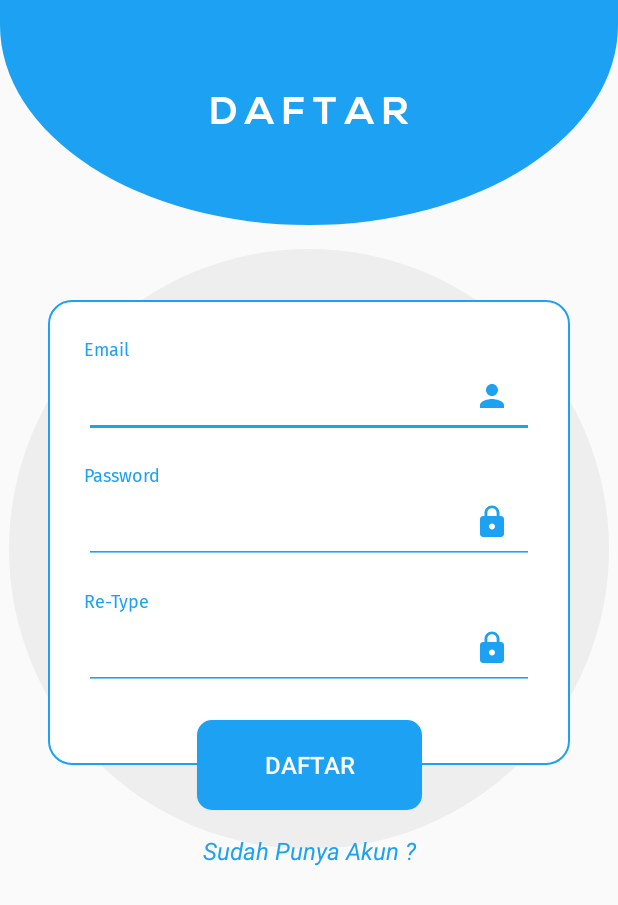
After one commit to maulanarasoky/Dr-Tech, an Android app: the Register screen opened directly, with no data from a screen before it, on a phone screen of 412 x 824 dp. The commit adds this screen. Shown: the top 905 px of the screen. Run offline under Robolectric (Android 15) with nearby library versions, the phone set to English and light mode, and no system bars.

Commit message:
Designing Login and Register Layouts

```diff
--- a/app/build.gradle
+++ b/app/build.gradle
@@ -43,6 +43,9 @@ dependencies {
     implementation 'com.github.f0ris.sweetalert:library:1.5.1'
     implementation 'com.github.bumptech.glide:glide:4.9.0'
 
+    // Appcompat-v7 (hanya Anko Commons)
+    implementation "org.jetbrains.anko:anko-appcompat-v7-commons:$anko_version"
+
     implementation 'com.google.firebase:firebase-database:19.2.1'
     testImplementation 'junit:junit:4.12'
     androidTestImplementation 'androidx.test.ext:junit:1.1.1'
--- a/app/src/main/AndroidManifest.xml
+++ b/app/src/main/AndroidManifest.xml
@@ -1,5 +1,6 @@
 <?xml version="1.0" encoding="utf-8"?>
 <manifest xmlns:android="http://schemas.android.com/apk/res/android"
+    xmlns:tools="http://schemas.android.com/tools"
     package="com.example.drtech">
 
     <uses-permission android:name="android.permission.INTERNET" />
@@ -12,6 +13,8 @@
         android:supportsRtl="true"
         android:theme="@style/AppTheme.FullScreen"
         tools:replace="android:icon">
+        <activity android:name=".activity.Register"></activity>
+        <activity android:name=".activity.Login" />
         <activity android:name=".activity.MainActivity">
             <intent-filter>
                 <action android:name="android.intent.action.MAIN" />
--- a/app/src/main/java/com/example/drtech/activity/MainActivity.kt
+++ b/app/src/main/java/com/example/drtech/activity/MainActivity.kt
@@ -10,6 +10,7 @@ import com.example.drtech.fragment.AddForum
 import com.example.drtech.fragment.Home
 import com.example.drtech.fragment.Profile
 import kotlinx.android.synthetic.main.activity_main.*
+import org.jetbrains.anko.startActivity
 
 class MainActivity : AppCompatActivity() {
 
@@ -39,7 +40,8 @@ class MainActivity : AppCompatActivity() {
 
         profile.setOnClickListener {
             checkColor(profile)
-            loadProfileFragment()
+//            loadProfileFragment()
+            startActivity<Login>()
             profileState = true
         }
     }
--- /dev/null
+++ b/app/src/main/java/com/example/drtech/activity/Register.kt
@@ -0,0 +1,13 @@
+package com.example.drtech.activity
+
+import androidx.appcompat.app.AppCompatActivity
+import android.os.Bundle
+import com.example.drtech.R
+
+class Register : AppCompatActivity() {
+
+    override fun onCreate(savedInstanceState: Bundle?) {
+        super.onCreate(savedInstanceState)
+        setContentView(R.layout.activity_register)
+    }
+}
--- a/app/src/main/java/com/example/drtech/fragment/Home.kt
+++ b/app/src/main/java/com/example/drtech/fragment/Home.kt
@@ -7,6 +7,7 @@ import androidx.fragment.app.Fragment
 import android.view.LayoutInflater
 import android.view.View
 import android.view.ViewGroup
+import androidx.recyclerview.widget.DividerItemDecoration
 import androidx.recyclerview.widget.LinearLayoutManager
 import androidx.recyclerview.widget.RecyclerView
 
@@ -103,6 +104,7 @@ class Home : Fragment(), MyAsyncCallback {
 
         val layoutManager: RecyclerView.LayoutManager = LinearLayoutManager(context)
         forumRecyclerView.layoutManager = layoutManager
+        forumRecyclerView.addItemDecoration(DividerItemDecoration(forumRecyclerView.context, DividerItemDecoration.VERTICAL))
         forumRecyclerView.adapter = adapter
     }
 
--- a/app/src/main/res/drawable/background_add_forum.xml
+++ b/app/src/main/res/drawable/background_add_forum.xml
@@ -8,7 +8,7 @@
 
             <stroke
                 android:width="0.5dp"
-                android:color="#000" />
+                android:color="@color/twitterColour" />
 
             <corners android:radius="15dp" />
 
--- /dev/null
+++ b/app/src/main/res/drawable/background_button_login_register.xml
@@ -0,0 +1,9 @@
+<?xml version="1.0" encoding="utf-8"?>
+<shape xmlns:android="http://schemas.android.com/apk/res/android"
+    android:shape="rectangle">
+
+    <solid android:color="@color/twitterColour" />
+
+    <corners android:radius="10dp" />
+
+</shape>
--- /dev/null
+++ b/app/src/main/res/drawable/gray_circle.xml
@@ -0,0 +1,10 @@
+<?xml version="1.0" encoding="utf-8"?>
+<shape xmlns:android="http://schemas.android.com/apk/res/android"
+    android:shape="oval">
+
+    <solid android:color="#14666666" />
+
+    <size
+        android:width="120dp"
+        android:height="120dp" />
+</shape>
--- /dev/null
+++ b/app/src/main/res/drawable/ic_action_bar.xml
@@ -0,0 +1,9 @@
+<vector xmlns:android="http://schemas.android.com/apk/res/android"
+    android:width="1920dp"
+    android:height="1080dp"
+    android:viewportWidth="1920"
+    android:viewportHeight="1080">
+  <path
+      android:pathData="M0,0H1920a0,0 0,0 1,0 0V120a960,960 0,0 1,-960 960h0A960,960 0,0 1,0 120V0A0,0 0,0 1,0 0Z"
+      android:fillColor="#1da1f2"/>
+</vector>
--- /dev/null
+++ b/app/src/main/res/drawable/ic_add_white.xml
@@ -0,0 +1,5 @@
+<vector android:height="24dp" android:tint="#FFFFFF"
+    android:viewportHeight="24.0" android:viewportWidth="24.0"
+    android:width="24dp" xmlns:android="http://schemas.android.com/apk/res/android">
+    <path android:fillColor="#FF000000" android:pathData="M19,13h-6v6h-2v-6H5v-2h6V5h2v6h6v2z"/>
+</vector>
--- /dev/null
+++ b/app/src/main/res/drawable/ic_lock_blue.xml
@@ -0,0 +1,5 @@
+<vector android:height="24dp" android:tint="#1DA1F2"
+    android:viewportHeight="24.0" android:viewportWidth="24.0"
+    android:width="24dp" xmlns:android="http://schemas.android.com/apk/res/android">
+    <path android:fillColor="#FF000000" android:pathData="M18,8h-1L17,6c0,-2.76 -2.24,-5 -5,-5S7,3.24 7,6v2L6,8c-1.1,0 -2,0.9 -2,2v10c0,1.1 0.9,2 2,2h12c1.1,0 2,-0.9 2,-2L20,10c0,-1.1 -0.9,-2 -2,-2zM12,17c-1.1,0 -2,-0.9 -2,-2s0.9,-2 2,-2 2,0.9 2,2 -0.9,2 -2,2zM15.1,8L8.9,8L8.9,6c0,-1.71 1.39,-3.1 3.1,-3.1 1.71,0 3.1,1.39 3.1,3.1v2z"/>
+</vector>
--- /dev/null
+++ b/app/src/main/res/drawable/ic_person_blue.xml
@@ -0,0 +1,5 @@
+<vector android:height="24dp" android:tint="#1DA1F2"
+    android:viewportHeight="24.0" android:viewportWidth="24.0"
+    android:width="24dp" xmlns:android="http://schemas.android.com/apk/res/android">
+    <path android:fillColor="#FF000000" android:pathData="M12,12c2.21,0 4,-1.79 4,-4s-1.79,-4 -4,-4 -4,1.79 -4,4 1.79,4 4,4zM12,14c-2.67,0 -8,1.34 -8,4v2h16v-2c0,-2.66 -5.33,-4 -8,-4z"/>
+</vector>
--- /dev/null
+++ b/app/src/main/res/layout/activity_register.xml
@@ -0,0 +1,154 @@
+<?xml version="1.0" encoding="utf-8"?>
+<androidx.constraintlayout.widget.ConstraintLayout xmlns:android="http://schemas.android.com/apk/res/android"
+    xmlns:app="http://schemas.android.com/apk/res-auto"
+    xmlns:tools="http://schemas.android.com/tools"
+    android:layout_width="match_parent"
+    android:layout_height="match_parent"
+    tools:context=".activity.Register">
+
+    <androidx.appcompat.widget.Toolbar
+        app:layout_constraintTop_toTopOf="parent"
+        app:layout_constraintStart_toStartOf="parent"
+        android:id="@+id/toolBar"
+        android:layout_width="match_parent"
+        android:background="@drawable/ic_action_bar"
+        android:layout_height="150dp" />
+
+    <TextView
+        android:layout_width="wrap_content"
+        android:layout_height="wrap_content"
+        android:layout_margin="20dp"
+        app:layout_constraintTop_toTopOf="@id/toolBar"
+        app:layout_constraintStart_toStartOf="@id/toolBar"
+        app:layout_constraintEnd_toEndOf="@id/toolBar"
+        app:layout_constraintBottom_toBottomOf="@id/toolBar"
+        android:text="D A F T A R"
+        android:fontFamily="@font/nexabold"
+        android:textColor="@android:color/white"
+        android:textSize="26sp" />
+
+    <View
+        android:layout_width="400dp"
+        android:layout_height="400dp"
+        app:layout_constraintTop_toBottomOf="@id/toolBar"
+        android:layout_marginTop="@dimen/activity_vertical_margin"
+        app:layout_constraintStart_toStartOf="parent"
+        app:layout_constraintEnd_toEndOf="parent"
+        android:background="@drawable/gray_circle" />
+
+    <LinearLayout
+        android:id="@+id/linear1"
+        android:layout_width="match_parent"
+        android:layout_height="wrap_content"
+        app:layout_constraintTop_toBottomOf="@id/toolBar"
+        app:layout_constraintStart_toStartOf="parent"
+        app:layout_constraintEnd_toEndOf="parent"
+        android:layout_marginStart="32dp"
+        android:layout_marginEnd="32dp"
+        android:layout_marginTop="50dp"
+        android:background="@drawable/background_button_submit"
+        android:paddingStart="24dp"
+        android:paddingEnd="24dp"
+        android:paddingTop="24dp"
+        android:paddingBottom="50dp"
+        android:orientation="vertical">
+
+        <TextView
+            android:layout_width="wrap_content"
+            android:layout_height="wrap_content"
+            android:text="Email"
+            android:fontFamily="@font/firasans"
+            android:textColor="@color/twitterColour"
+            android:textSize="12sp" />
+
+
+        <EditText
+            android:id="@+id/email"
+            android:layout_width="match_parent"
+            android:layout_height="wrap_content"
+            android:fontFamily="@font/firasans"
+            android:inputType="textEmailAddress"
+            android:backgroundTint="@color/twitterColour"
+            android:textColor="@android:color/black"
+            android:textSize="16sp"
+            android:paddingStart="8dp"
+            android:paddingEnd="@dimen/activity_horizontal_margin"
+            android:drawableEnd="@drawable/ic_person_blue"
+            android:paddingBottom="@dimen/activity_vertical_margin"
+            android:layout_marginBottom="@dimen/activity_vertical_margin" />
+
+        <TextView
+            android:layout_width="wrap_content"
+            android:layout_height="wrap_content"
+            android:text="Password"
+            android:fontFamily="@font/firasans"
+            android:textColor="@color/twitterColour"
+            android:textSize="12sp" />
+
+
+        <EditText
+            android:id="@+id/password"
+            android:layout_width="match_parent"
+            android:layout_height="wrap_content"
+            android:fontFamily="@font/firasans"
+            android:inputType="textPassword"
+            android:textColor="@android:color/black"
+            android:backgroundTint="@color/twitterColour"
+            android:paddingStart="8dp"
+            android:paddingEnd="@dimen/activity_horizontal_margin"
+            android:paddingBottom="@dimen/activity_vertical_margin"
+            android:drawableEnd="@drawable/ic_lock_blue"
+            android:layout_marginBottom="@dimen/activity_vertical_margin"
+            android:textSize="16sp" />
+
+        <TextView
+            android:layout_width="wrap_content"
+            android:layout_height="wrap_content"
+            android:text="Re-Type"
+            android:fontFamily="@font/firasans"
+            android:textColor="@color/twitterColour"
+            android:textSize="12sp" />
+
+
+        <EditText
+            android:id="@+id/reTypePass"
+            android:layout_width="match_parent"
+            android:layout_height="wrap_content"
+            android:fontFamily="@font/firasans"
+            android:inputType="textPassword"
+            android:textColor="@android:color/black"
+            android:paddingStart="8dp"
+            android:backgroundTint="@color/twitterColour"
+            android:paddingEnd="@dimen/activity_horizontal_margin"
+            android:paddingBottom="@dimen/activity_vertical_margin"
+            android:drawableEnd="@drawable/ic_lock_blue"
+            android:textSize="16sp" />
+    </LinearLayout>
+
+    <Button
+        android:id="@+id/btnRegister"
+        android:layout_width="150dp"
+        android:layout_height="60dp"
+        app:layout_constraintTop_toBottomOf="@id/linear1"
+        app:layout_constraintStart_toStartOf="@id/linear1"
+        app:layout_constraintEnd_toEndOf="@id/linear1"
+        app:layout_constraintBottom_toBottomOf="@id/linear1"
+        android:background="@drawable/background_button_login_register"
+        android:textColor="@android:color/white"
+        android:textSize="16sp"
+        android:text="Daftar" />
+
+    <TextView
+        android:id="@+id/haveAccount"
+        android:layout_width="wrap_content"
+        android:layout_height="wrap_content"
+        app:layout_constraintStart_toStartOf="@id/btnRegister"
+        app:layout_constraintTop_toBottomOf="@id/btnRegister"
+        app:layout_constraintEnd_toEndOf="@id/btnRegister"
+        android:text="Sudah Punya Akun ?"
+        android:textColor="@color/twitterColour"
+        android:layout_marginTop="@dimen/activity_vertical_margin"
+        android:textSize="16sp"
+        android:textStyle="italic" />
+
+</androidx.constraintlayout.widget.ConstraintLayout>
--- a/build.gradle
+++ b/build.gradle
@@ -2,6 +2,7 @@
 
 buildscript {
     ext.kotlin_version = '1.3.70'
+    ext.anko_version = '0.10.8'
     repositories {
         google()
         jcenter()
```
Also changed, not shown: app/src/main/java/com/example/drtech/activity/Login.kt (added, +13 -0 lines), app/src/main/res/layout/activity_login.xml (added, +141 -0 lines), app/src/main/res/layout/forum_list.xml (+4 -4 lines), app/src/main/res/layout/fragment_home.xml (+6 -7 lines), app/src/main/res/font/nexabold.otf (added).
